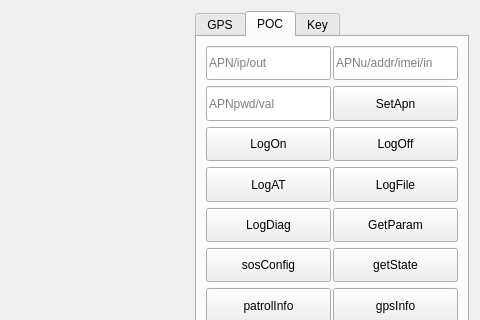
Before: the Qt Designer form SerialTool/ui/terminalview.ui in xfirekylin/SerialTool, drawn with Qt 5; both pictures show x 558 to 1038 and y 0 to 320 of the 1038 by 708 pixel window.
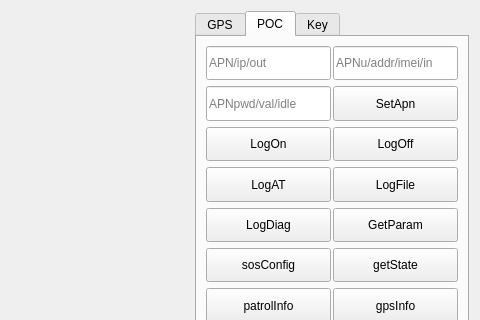
After: the same form once the commit is applied. Custom widgets are drawn as their Qt base class.

Commit message: auto call

```diff
--- a/SerialTool/ui/terminalview.ui
+++ b/SerialTool/ui/terminalview.ui
@@ -1147,7 +1147,7 @@
                 </sizepolicy>
                </property>
                <property name="placeholderText">
-                <string>APNpwd/val</string>
+                <string>APNpwd/val/idle</string>
                </property>
               </widget>
              </item>
```
Left out of the diff: 5 changed lines with no effect on the pictures. The commit also changes 1 other file.
